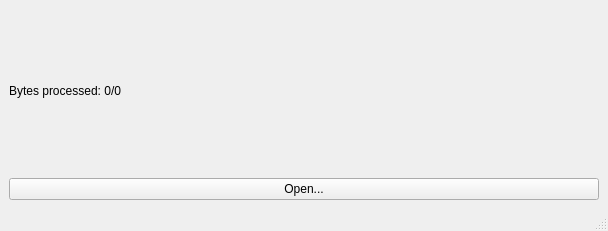
uavos/bbreader, file mainwindow.ui: the form before one commit.
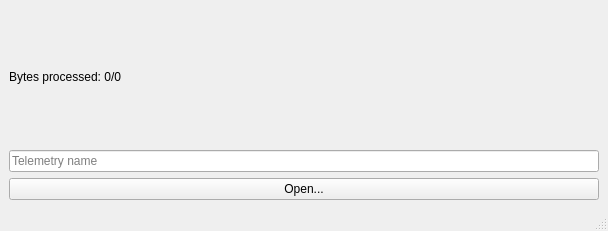
The form after the commit.

Diff of the .ui file:
```diff
--- a/mainwindow.ui
+++ b/mainwindow.ui
@@ -14,7 +14,7 @@
    <string>BlackBox Reader</string>
   </property>
   <widget class="QWidget" name="centralwidget">
-   <layout class="QVBoxLayout" name="verticalLayout" stretch="0,0">
+   <layout class="QVBoxLayout" name="verticalLayout" stretch="0,0,0">
     <item>
      <widget class="QLabel" name="labelBytes">
       <property name="text">
@@ -25,6 +25,13 @@
       </property>
      </widget>
     </item>
+    <item>
+     <widget class="QLineEdit" name="lineEditTelemetryName">
+      <property name="placeholderText">
+       <string>Telemetry name</string>
+      </property>
+     </widget>
+    </item>
     <item>
      <widget class="QPushButton" name="pushButton">
       <property name="text">
```
